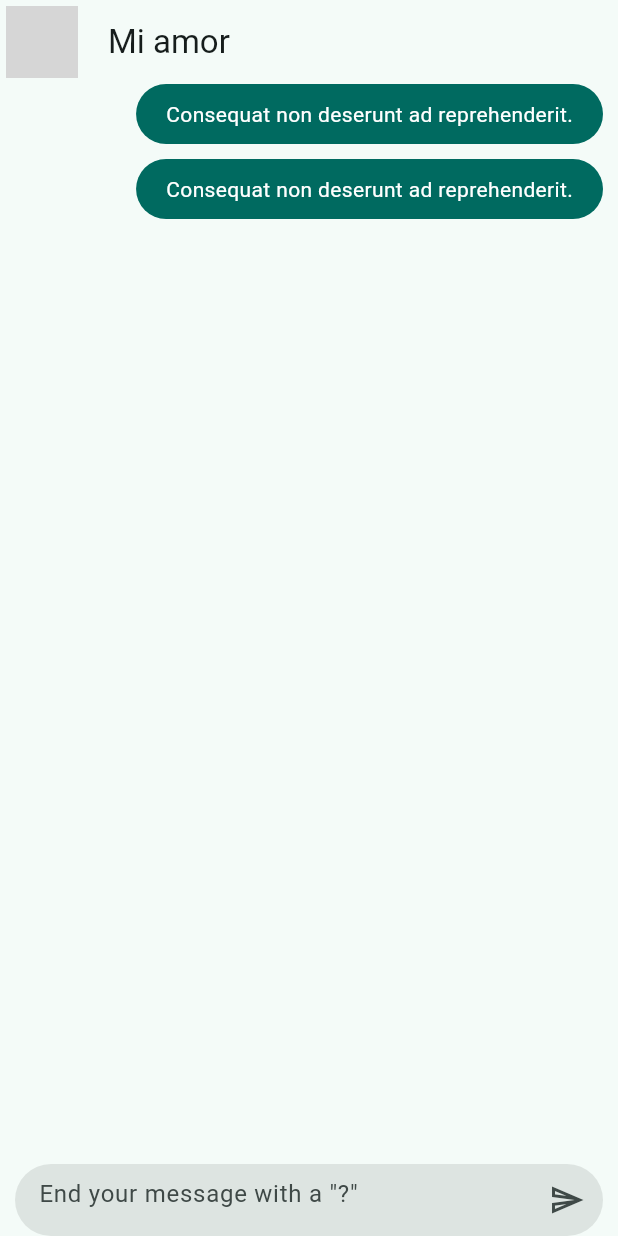
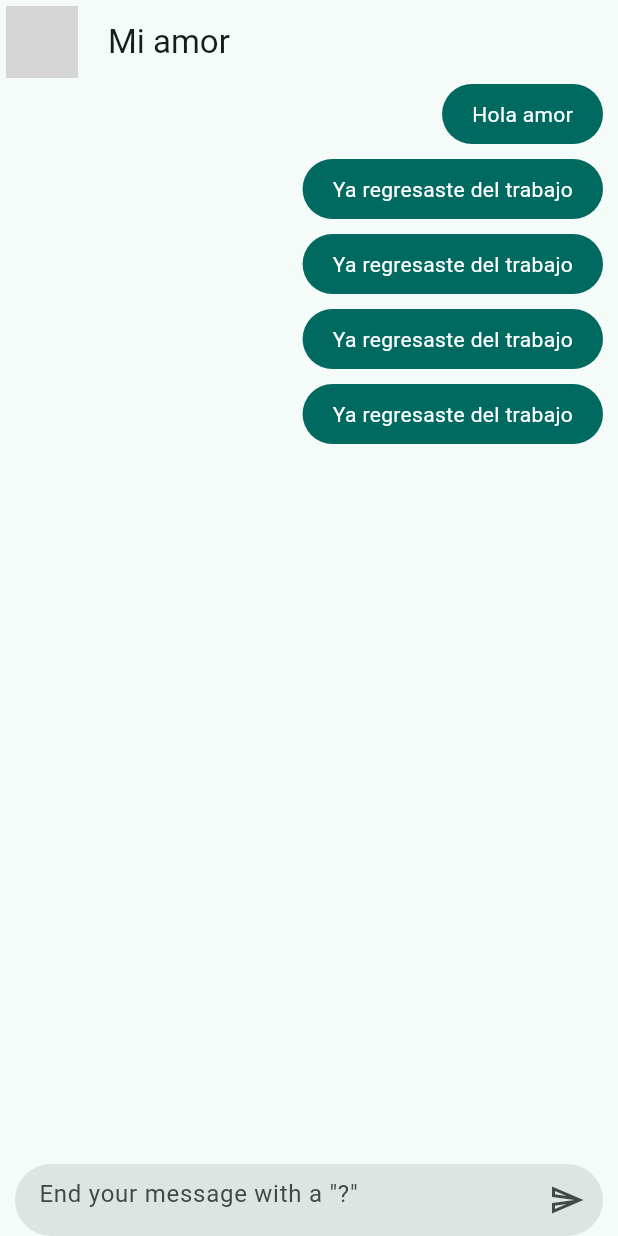
Before and after one commit to KeingCasabona/Example-Dart-Flutter-YesNo, a Flutter app: the screen it shows after launch, on a phone screen of 412 x 824 dp. Run offline on Flutter 3.47's test engine with Material 3 defaults, Android fonts, the phone set to English and light mode, and no system bars; network calls fail; grey boxes are pictures that could not be loaded.

Commit message:
feat: Add arguments to widget

```diff
--- a/lib/presentation/providers/chat.provider.dart
+++ b/lib/presentation/providers/chat.provider.dart
@@ -5,6 +5,9 @@ class ChatProvider extends ChangeNotifier {
   List<Message> messageList = [
     Message(text: 'Hola amor', fromWho: FromWho.me),
     Message(text: 'Ya regresaste del trabajo', fromWho: FromWho.me),
+    Message(text: 'Ya regresaste del trabajo', fromWho: FromWho.me),
+    Message(text: 'Ya regresaste del trabajo', fromWho: FromWho.me),
+    Message(text: 'Ya regresaste del trabajo', fromWho: FromWho.me),
   ];
 
   Future<void> sendMessage(String text) async {
--- a/lib/presentation/screens/chat/chat_screen.dart
+++ b/lib/presentation/screens/chat/chat_screen.dart
@@ -44,7 +44,9 @@ class _ChatView extends StatelessWidget {
                   final message = chatProvider.messageList[index];
                   return (message.fromWho == FromWho.hers)
                       ? HerMessageBubble()
-                      : MyMessageBubble();
+                      : MyMessageBubble(
+                          message: message,
+                        );
                 },
               ),
             ),
--- a/lib/presentation/widgets/chat/my_message_bubble.dart
+++ b/lib/presentation/widgets/chat/my_message_bubble.dart
@@ -1,7 +1,12 @@
 import 'package:flutter/material.dart';
+import 'package:yes_no_app/domain/entities/message.dart';
 
 class MyMessageBubble extends StatelessWidget {
-  const MyMessageBubble({super.key});
+  final Message message;
+  const MyMessageBubble({
+    super.key,
+    required this.message,
+  });
 
   @override
   Widget build(BuildContext context) {
@@ -19,7 +24,7 @@ class MyMessageBubble extends StatelessWidget {
           child: Padding(
             padding: const EdgeInsets.symmetric(horizontal: 20, vertical: 10),
             child: Text(
-              'Consequat non deserunt ad reprehenderit.',
+              message.text,
               style: TextStyle(color: Colors.white),
             ),
           ),
```
